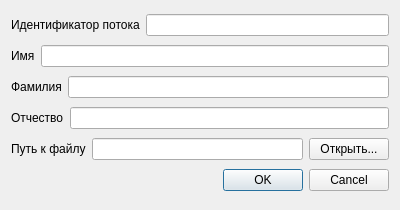
This is enterfacedescriptor.ui in TheMadius/EltexViewFRS as Qt 5 draws it before an edit. The edited form follows.
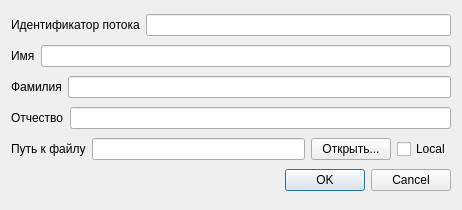
This is the edited form.

```diff
--- a/enterfacedescriptor.ui
+++ b/enterfacedescriptor.ui
@@ -6,7 +6,7 @@
    <rect>
     <x>0</x>
     <y>0</y>
-    <width>400</width>
+    <width>462</width>
     <height>210</height>
    </rect>
   </property>
@@ -71,6 +71,8 @@
     </layout>
    </item>
    <item>
+    <layout class="QHBoxLayout" name="horizontalLayout_7">
+     <item>
     <layout class="QHBoxLayout" name="horizontalLayout_2">
      <item>
       <layout class="QHBoxLayout" name="horizontalLayout">
@@ -94,6 +96,15 @@
       <widget class="QPushButton" name="pushButton">
        <property name="text">
         <string>Открыть...</string>
+         </property>
+        </widget>
+       </item>
+      </layout>
+     </item>
+     <item>
+      <widget class="QCheckBox" name="checkBox">
+       <property name="text">
+        <string>Local</string>
        </property>
       </widget>
      </item>
```
Lines whose indentation alone changed are shown as unchanged.
